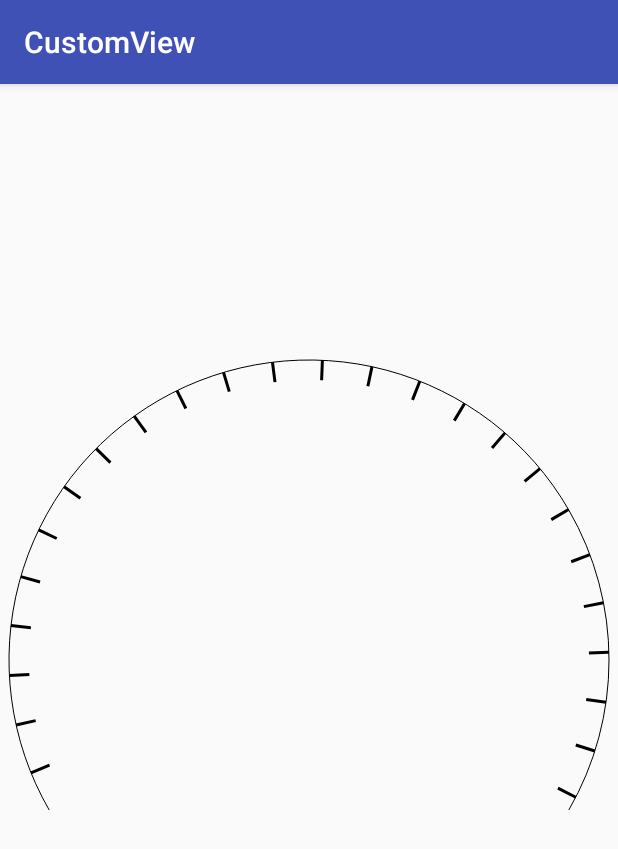
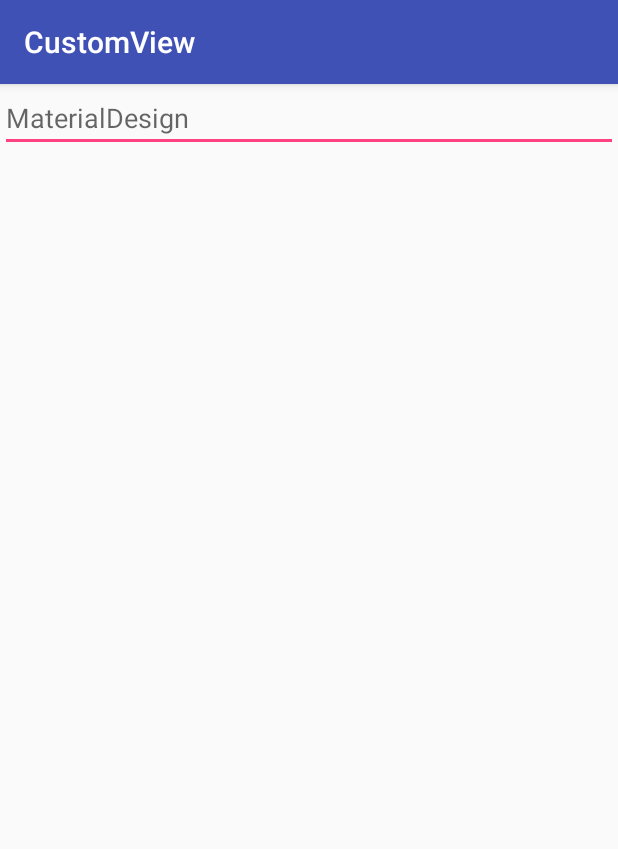
Before and after one commit to lushiyu5277/CustomView, an Android app: the screen it shows after launch (MainActivity), on a phone screen of 412 x 824 dp. Shown: the top 849 px of the screen. Run offline under Robolectric (Android 15) with nearby library versions, the phone set to English and light mode, and no system bars; 1 statement that could not run was skipped.

Commit message:
Add MaterialEditText

```diff
--- /dev/null
+++ b/app/src/main/java/com/geek/shiyulu/customview/extendview/MaterialEditText.java
@@ -0,0 +1,36 @@
+package com.geek.shiyulu.customview.extendview;
+
+import android.content.Context;
+import android.graphics.Canvas;
+import android.util.AttributeSet;
+
+import com.geek.shiyulu.customview.utils.UIUtil;
+
+public class MaterialEditText extends android.support.v7.widget.AppCompatEditText {
+
+    private static final int HEADER_OFFSET = (int)UIUtil.dpToPixel(20);
+
+    private CharSequence mFloatingText;
+
+    public MaterialEditText(Context context) {
+        super(context);
+    }
+
+    public MaterialEditText(Context context, AttributeSet attrs) {
+        super(context, attrs);
+        mFloatingText =
+        if (getHint() != null && getHint().length() > 0) {
+            setPadding(getPaddingLeft(), getPaddingTop() + HEADER_OFFSET, getPaddingRight(), getPaddingBottom());
+        }
+    }
+
+    public MaterialEditText(Context context, AttributeSet attrs, int defStyleAttr) {
+        super(context, attrs, defStyleAttr);
+    }
+
+    @Override
+    protected void onDraw(Canvas canvas) {
+        super.onDraw(canvas);
+
+    }
+}
--- a/app/src/main/res/layout/activity_main.xml
+++ b/app/src/main/res/layout/activity_main.xml
@@ -7,22 +7,27 @@
     android:orientation="vertical"
     tools:context=".MainActivity">
 
-    <!--<com.geek.shiyulu.customview.canvasview.DrawArcView-->
-        <!--android:layout_width="match_parent"-->
-        <!--android:layout_height="0dp"-->
-        <!--android:layout_weight="1"/>-->
-    <!---->
-    <!--<com.geek.shiyulu.customview.canvasview.DrawPathView-->
-        <!--android:layout_width="match_parent"-->
-        <!--android:layout_height="0dp"-->
-        <!--android:layout_weight="1"/>-->
-
     <!--<com.geek.shiyulu.customview.canvasview.PercentView-->
         <!--android:layout_width="match_parent"-->
         <!--android:layout_height="match_parent" />-->
 
-    <com.geek.shiyulu.customview.canvasview.DashBoadView
+    <!--<com.geek.shiyulu.customview.canvasview.DashBoadView-->
+        <!--android:layout_width="match_parent"-->
+        <!--android:layout_height="match_parent" />-->
+
+    <!--<com.geek.shiyulu.customview.canvasview.SportView-->
+        <!--android:layout_width="match_parent"-->
+        <!--android:layout_height="match_parent" />-->
+
+    <FrameLayout
         android:layout_width="match_parent"
-        android:layout_height="match_parent" />
+        android:layout_height="wrap_content">
+
+        <com.geek.shiyulu.customview.extendview.MaterialEditText
+            android:layout_width="match_parent"
+            android:layout_height="wrap_content"
+            android:hint="MaterialDesign"/>
+
+    </FrameLayout>
 
 </LinearLayout>
```
Also changed, not shown: app/src/main/java/com/geek/shiyulu/customview/canvasview/SportView.java (+20 -2 lines).
